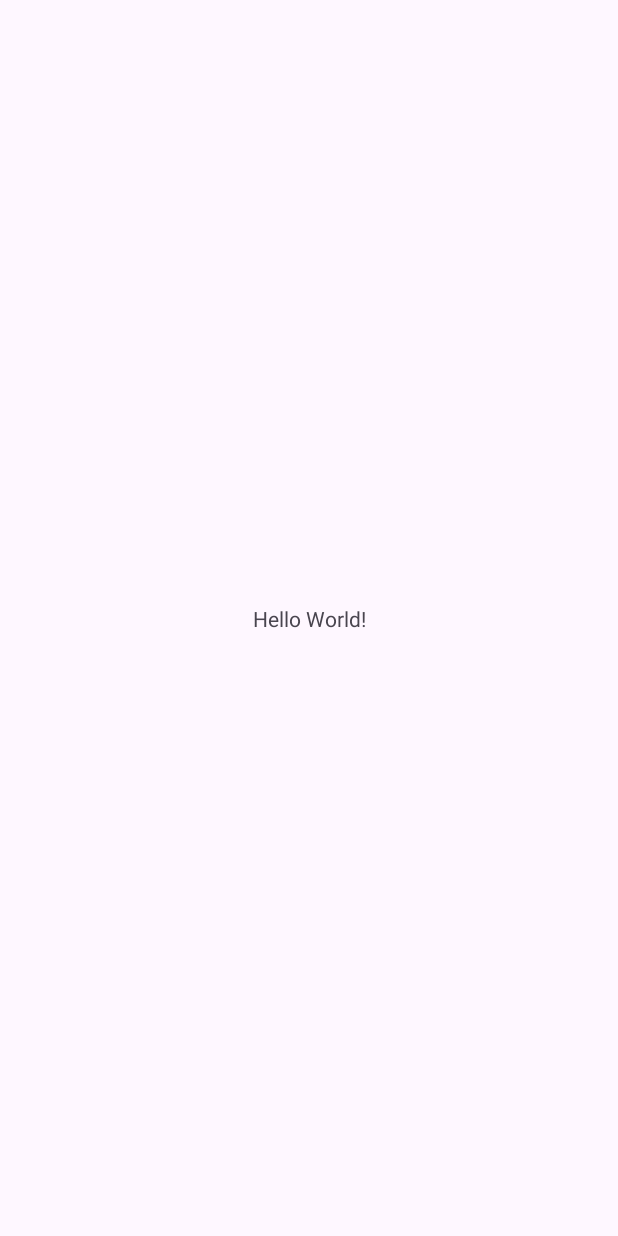
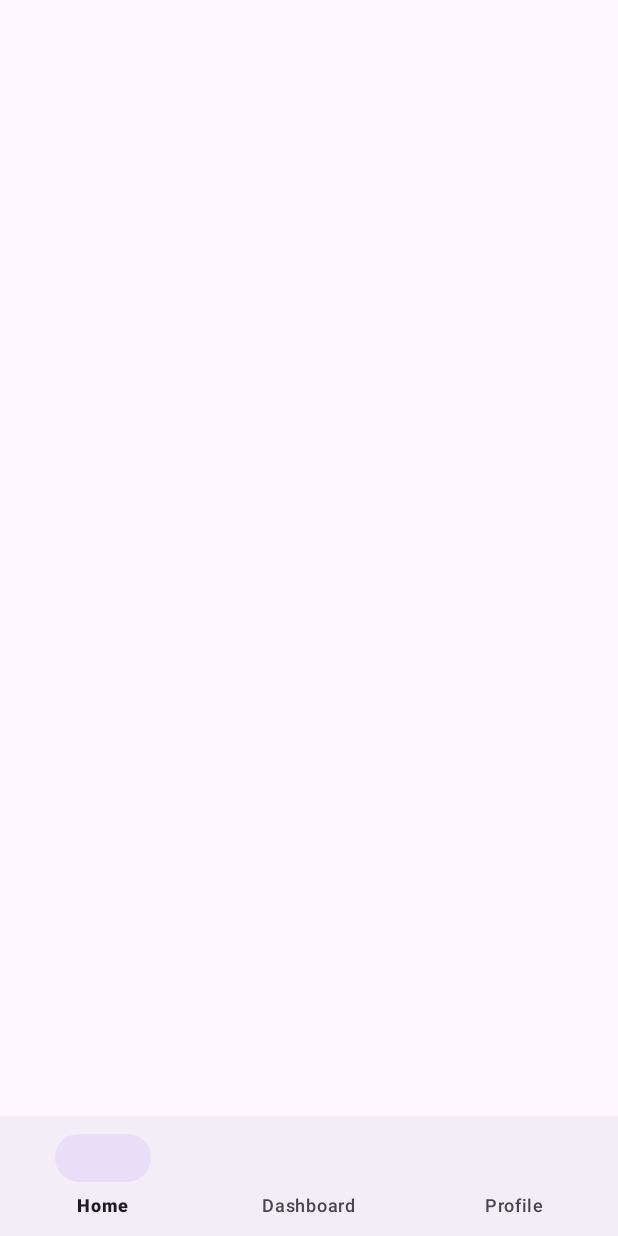
Before and after one commit to 1mpr1me/FinalProject, an Android app: the screen it shows after launch (MainActivity), on a phone screen of 412 x 824 dp. Before the commit the screen is almost empty. Run offline under Robolectric (Android 15) with nearby library versions, the phone set to English and light mode, and no system bars.

Commit message:
new update 12.21.2024

```diff
--- a/app/build.gradle
+++ b/app/build.gradle
@@ -26,6 +26,7 @@ android {
         sourceCompatibility JavaVersion.VERSION_11
         targetCompatibility JavaVersion.VERSION_11
     }
+
 }
 
 dependencies {
--- a/app/src/main/java/ru/myitschool/finalproject/MainActivity.java
+++ b/app/src/main/java/ru/myitschool/finalproject/MainActivity.java
@@ -7,18 +7,42 @@ import androidx.appcompat.app.AppCompatActivity;
 import androidx.core.graphics.Insets;
 import androidx.core.view.ViewCompat;
 import androidx.core.view.WindowInsetsCompat;
+import androidx.fragment.app.Fragment;
+
+import com.google.android.material.bottomnavigation.BottomNavigationView;
 
 public class MainActivity extends AppCompatActivity {
 
     @Override
     protected void onCreate(Bundle savedInstanceState) {
         super.onCreate(savedInstanceState);
-        EdgeToEdge.enable(this);
         setContentView(R.layout.activity_main);
-        ViewCompat.setOnApplyWindowInsetsListener(findViewById(R.id.main), (v, insets) -> {
-            Insets systemBars = insets.getInsets(WindowInsetsCompat.Type.systemBars());
-            v.setPadding(systemBars.left, systemBars.top, systemBars.right, systemBars.bottom);
-            return insets;
+
+        BottomNavigationView bottomNavigationView = findViewById(R.id.bottom_navigation);
+
+
+
+        // Handle navigation item clicks
+        bottomNavigationView.setOnItemSelectedListener(item -> {
+            Fragment selectedFragment = null;
+
+            if(item.getItemId() == R.id.nav_home) selectedFragment = new HomeFragment();
+            else if (item.getItemId() == R.id.nav_dashboard) selectedFragment = new HomeFragment();
+            else if (item.getItemId() == R.id.nav_profile) selectedFragment = new ProfileFragment();
+
+            if (selectedFragment != null) {
+                getSupportFragmentManager().beginTransaction()
+                        .replace(R.id.fragment_container, selectedFragment)
+                        .commit();
+            }
+            return true;
         });
     }
+
+    private void loadFragment(Fragment fragment) {
+        getSupportFragmentManager()
+                .beginTransaction()
+                .replace(R.id.fragment_container, fragment)
+                .commit();
+    }
 }
--- a/app/src/main/res/layout/activity_main.xml
+++ b/app/src/main/res/layout/activity_main.xml
@@ -1,19 +1,30 @@
 <?xml version="1.0" encoding="utf-8"?>
-<androidx.constraintlayout.widget.ConstraintLayout xmlns:android="http://schemas.android.com/apk/res/android"
+<androidx.constraintlayout.widget.ConstraintLayout
+    xmlns:android="http://schemas.android.com/apk/res/android"
     xmlns:app="http://schemas.android.com/apk/res-auto"
     xmlns:tools="http://schemas.android.com/tools"
-    android:id="@+id/main"
     android:layout_width="match_parent"
     android:layout_height="match_parent"
     tools:context=".MainActivity">
 
-    <TextView
-        android:layout_width="wrap_content"
+    <!-- Fragment Container -->
+    <FrameLayout
+        android:id="@+id/fragment_container"
+        android:layout_width="0dp"
+        android:layout_height="0dp"
+        app:layout_constraintTop_toTopOf="parent"
+        app:layout_constraintBottom_toTopOf="@id/bottom_navigation"
+        app:layout_constraintStart_toStartOf="parent"
+        app:layout_constraintEnd_toEndOf="parent"/>
+
+    <!-- Bottom Navigation Bar -->
+    <com.google.android.material.bottomnavigation.BottomNavigationView
+        android:id="@+id/bottom_navigation"
+        android:layout_width="0dp"
         android:layout_height="wrap_content"
-        android:text="Hello World!"
+        android:layout_gravity="bottom"
+        app:menu="@menu/bottom_nav_menu"
         app:layout_constraintBottom_toBottomOf="parent"
-        app:layout_constraintEnd_toEndOf="parent"
         app:layout_constraintStart_toStartOf="parent"
-        app:layout_constraintTop_toTopOf="parent" />
-
+        app:layout_constraintEnd_toEndOf="parent"/>
 </androidx.constraintlayout.widget.ConstraintLayout>
--- /dev/null
+++ b/app/src/main/res/menu/bottom_nav_menu.xml
@@ -0,0 +1,12 @@
+<?xml version="1.0" encoding="utf-8"?>
+<menu xmlns:android="http://schemas.android.com/apk/res/android">
+    <item
+        android:id="@+id/nav_home"
+        android:title="Home"/>
+    <item
+        android:id="@+id/nav_dashboard"
+        android:title="Dashboard"/>
+    <item
+        android:id="@+id/nav_profile"
+        android:title="Profile"/>
+</menu>
--- a/app/src/main/res/values/colors.xml
+++ b/app/src/main/res/values/colors.xml
@@ -2,4 +2,9 @@
 <resources>
     <color name="black">#FF000000</color>
     <color name="white">#FFFFFFFF</color>
+    <color name="payne_gray">#3a606e</color>
+    <color name="slate_gray">#607b7d</color>
+    <color name="battleship_gray">#828e82</color>
+    <color name="sage">#aaae8e</color>
+    <color name="platinum">#e0e0e0</color>
 </resources>
--- a/app/src/main/res/values/strings.xml
+++ b/app/src/main/res/values/strings.xml
@@ -1,3 +1,5 @@
 <resources>
     <string name="app_name">FinalProject</string>
+    <!-- TODO: Remove or change this placeholder text -->
+    <string name="hello_blank_fragment">Hello blank fragment</string>
 </resources>
```
Also changed, not shown: app/src/main/java/ru/myitschool/finalproject/DashboardFragment.java (added, +16 -0 lines), app/src/main/java/ru/myitschool/finalproject/HomeFragment.java (added, +17 -0 lines), app/src/main/java/ru/myitschool/finalproject/ProfileFragment.java (added, +17 -0 lines), app/src/main/res/layout/fragment_dashboard.xml (added, +13 -0 lines), app/src/main/res/layout/fragment_home.xml (added, +13 -0 lines), app/src/main/res/layout/fragment_profile.xml (added, +13 -0 lines), app/src/main/res/drawable/chatuml_diagram.png (added).
